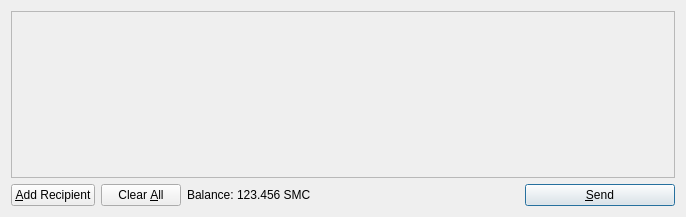
Before: the Qt Designer form src/qt/forms/sendcoinsdialog.ui in jboss008/trollcoin, drawn with Qt 5.
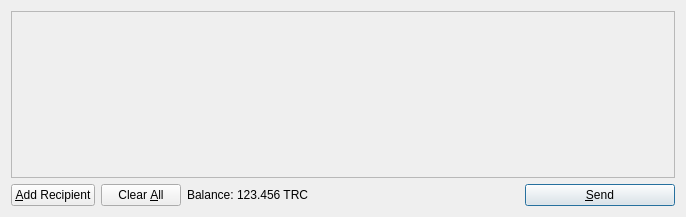
After: the same form once the commit is applied. Icons and pictures are not drawn.

```diff
--- a/src/qt/forms/sendcoinsdialog.ui
+++ b/src/qt/forms/sendcoinsdialog.ui
@@ -119,7 +119,7 @@
           <cursorShape>IBeamCursor</cursorShape>
          </property>
          <property name="text">
-          <string>123.456 SMC</string>
+          <string>123.456 TRC</string>
          </property>
          <property name="textInteractionFlags">
           <set>Qt::LinksAccessibleByMouse|Qt::TextSelectableByKeyboard|Qt::TextSelectableByMouse</set>
```
